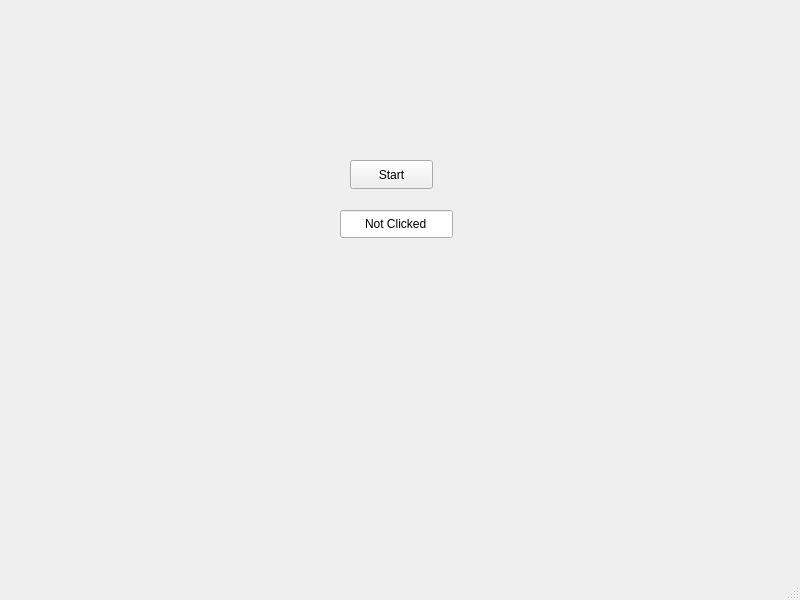
KirolousFouty/Hospital_Project, file mainwindow.ui: the form before one commit.
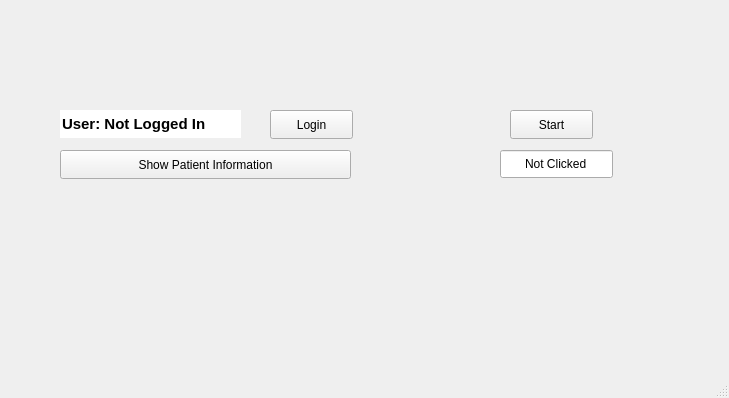
The form after the commit.

What changed in the file:
```diff
--- a/mainwindow.ui
+++ b/mainwindow.ui
@@ -6,8 +6,8 @@
    <rect>
     <x>0</x>
     <y>0</y>
-    <width>800</width>
-    <height>600</height>
+    <width>729</width>
+    <height>398</height>
    </rect>
   </property>
   <property name="windowTitle">
@@ -17,8 +17,8 @@
    <widget class="QPushButton" name="startButton">
     <property name="geometry">
      <rect>
-      <x>350</x>
-      <y>160</y>
+      <x>510</x>
+      <y>110</y>
       <width>83</width>
       <height>29</height>
      </rect>
@@ -30,8 +30,8 @@
    <widget class="QLineEdit" name="displayResult">
     <property name="geometry">
      <rect>
-      <x>340</x>
-      <y>210</y>
+      <x>500</x>
+      <y>150</y>
       <width>113</width>
       <height>28</height>
      </rect>
@@ -46,6 +46,57 @@
      <bool>true</bool>
     </property>
    </widget>
+   <widget class="QLineEdit" name="userLoginTitle">
+    <property name="geometry">
+     <rect>
+      <x>60</x>
+      <y>110</y>
+      <width>181</width>
+      <height>28</height>
+     </rect>
+    </property>
+    <property name="font">
+     <font>
+      <pointsize>11</pointsize>
+      <bold>true</bold>
+     </font>
+    </property>
+    <property name="text">
+     <string>User: Not Logged In</string>
+    </property>
+    <property name="frame">
+     <bool>false</bool>
+    </property>
+    <property name="readOnly">
+     <bool>true</bool>
+    </property>
+   </widget>
+   <widget class="QPushButton" name="loginButton">
+    <property name="geometry">
+     <rect>
+      <x>270</x>
+      <y>110</y>
+      <width>83</width>
+      <height>29</height>
+     </rect>
+    </property>
+    <property name="text">
+     <string>Login</string>
+    </property>
+   </widget>
+   <widget class="QPushButton" name="showPatientInformationButton">
+    <property name="geometry">
+     <rect>
+      <x>60</x>
+      <y>150</y>
+      <width>291</width>
+      <height>29</height>
+     </rect>
+    </property>
+    <property name="text">
+     <string>Show Patient Information</string>
+    </property>
+   </widget>
   </widget>
   <widget class="QMenuBar" name="menubar">
    <property name="geometry">
```
Left out of the diff: 5 changed lines with no effect on the pictures.
